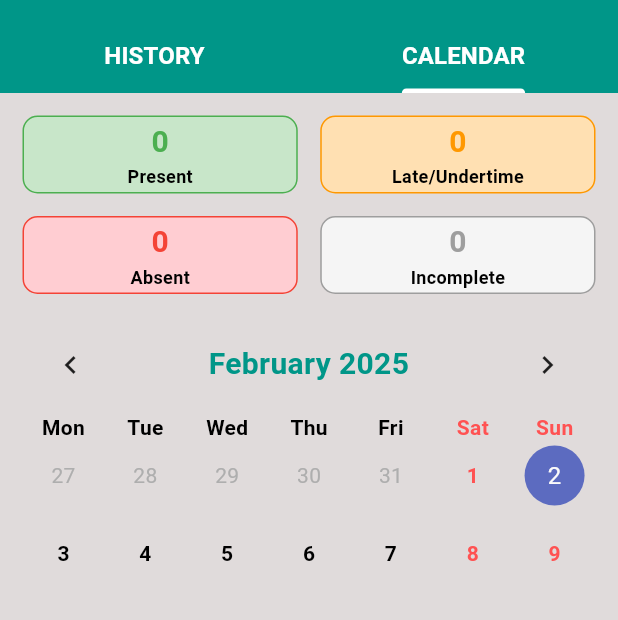
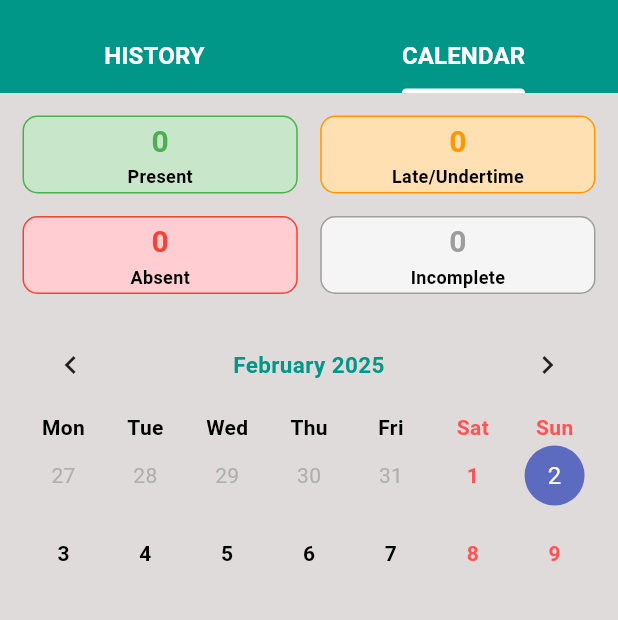
Before and after one commit to arjaymangubat1104/FlutterHRPortal, a Flutter app: the AttendancePage screen opened directly with empty values, tab 2 chosen, on a phone screen of 412 x 824 dp, the part 63-683 px from its top. Run offline on Flutter 3.47's test engine with Material 3 defaults, Android fonts, the phone set to English and light mode, and no system bars; drawn by our look-alikes of table_calendar; our stand-ins replace cloud_firestore, firebase_auth, firebase_core, loading_indicator; missing offline and left inert: timeline_list; accounts and stored records are empty.

```diff
--- a/lib/views/button_page/attendance_page.dart
+++ b/lib/views/button_page/attendance_page.dart
@@ -5,6 +5,7 @@ import 'package:flutter_attendance_system/widgets/attendance_counter_tile.dart';
 import 'package:flutter_attendance_system/widgets/calendar_tile.dart';
 import 'package:flutter_attendance_system/viewmodel/attendance_view_model.dart';
 import 'package:flutter_attendance_system/viewmodel/time_date_view_model.dart';
+import 'package:flutter_attendance_system/widgets/loading_indicator.dart';
 import 'package:provider/provider.dart';
 import 'package:intl/intl.dart';
 
@@ -135,13 +136,17 @@ class _AttendancePageState extends State<AttendancePage>
     return Scaffold(
       appBar: AppBar(
         backgroundColor: themeViewModel.currentTheme.themeColor,
-          iconTheme:
-              IconThemeData(color: themeViewModel.currentTheme.boxTextColor),
+        iconTheme: IconThemeData(
+          color: themeViewModel.currentTheme.boxTextColor,
+        ),
         title: Center(
           child: Text(
             'Attendance',
-            style: TextStyle(color: Colors.white),
-          )),
+            style: TextStyle(
+              color: Colors.white,
+            ),
+          ),
+        ),
         bottom: TabBar(
           controller: _tabController,
           tabs: [
@@ -156,15 +161,13 @@ class _AttendancePageState extends State<AttendancePage>
             fontSize: 16,
             fontWeight: FontWeight.bold,
           ),
-            // onTap: (index) async {
-            //   _updateAttendaceListByYearAndMonth();
-            //     attendanceListByYearAndMonth = await widget.attendanceViewModel
-            //         .fetchAllUserAttendanceByYearAndMonth(
-            //             year: today.year, month: today.month);
-            // },
         ),
       ),
-        body: TabBarView(controller: _tabController, children: [
+      body: TabBarView(
+        controller: _tabController,
+        children: [
+          Stack(
+            children: [
               Container(
                 color: themeViewModel.currentTheme.pageBackgroundColor,
                 child: Column(
@@ -179,15 +182,18 @@ class _AttendancePageState extends State<AttendancePage>
                               date: widget.timeDateViewModel.formatDateString(
                                 attendanceListByYearAndMonth[index]
                                     .attendanceDate
-                                  .toString()),
-                          attendanceStatus: attendanceListByYearAndMonth[index]
+                                    .toString(),
+                              ),
+                              attendanceStatus:
+                                  attendanceListByYearAndMonth[index]
                                       .attendanceStatus
                                       .toString(),
-                          dropDownDate: widget.timeDateViewModel
-                              .formatDateString(
+                              dropDownDate:
+                                  widget.timeDateViewModel.formatDateString(
                                 attendanceListByYearAndMonth[index]
                                     .attendanceDate
-                                      .toString()),
+                                    .toString(),
+                              ),
                               timeIn: widget.timeDateViewModel
                                   .convertTimeto12hrFormat(
                                       attendanceListByYearAndMonth[index]
@@ -201,14 +207,14 @@ class _AttendancePageState extends State<AttendancePage>
                               status: attendanceListByYearAndMonth[index]
                                   .attendanceStatus
                                   .toString(),
-                          totalTime:
-                              attendanceListByYearAndMonth[index].totalTime ??
+                              totalTime: attendanceListByYearAndMonth[index]
+                                      .totalTime ??
                                   '',
-                          lateTime:
-                              attendanceListByYearAndMonth[index].lateTime ??
+                              lateTime: attendanceListByYearAndMonth[index]
+                                      .lateTime ??
                                   '',
-                          underTime:
-                              attendanceListByYearAndMonth[index].underTime ??
+                              underTime: attendanceListByYearAndMonth[index]
+                                      .underTime ??
                                   '',
                             );
                           },
@@ -217,6 +223,20 @@ class _AttendancePageState extends State<AttendancePage>
                     ),
                   ],
                 ),
+              ),
+              if (_showSpinner)
+                ModalBarrier(
+                  color: Colors.black.withOpacity(0.5),
+                  dismissible: false,
+                ),
+              if (_showSpinner)
+                Dialog.fullscreen(
+                  backgroundColor: Colors.black.withOpacity(0.5),
+                  child: Center(
+                    child: CustomLoadingIndicator(),
+                  ),
+                ),
+            ],
           ),
           Container(
             color: themeViewModel.currentTheme.pageBackgroundColor,
@@ -273,9 +293,11 @@ class _AttendancePageState extends State<AttendancePage>
                   CalendarTile(
                     events: widget.attendanceViewModel.getEventsForDay(context),
                     onDaySelectedCallback: (DateTime day) async {
-                      setState(() {
+                      setState(
+                        () {
                           selectedDay = day;
-                      });
+                        },
+                      );
                     },
                   ),
                   Padding(
@@ -287,7 +309,8 @@ class _AttendancePageState extends State<AttendancePage>
                           style: TextStyle(
                             fontSize: 15,
                             fontWeight: FontWeight.bold,
-                              color: themeViewModel.currentTheme.textColor),
+                            color: themeViewModel.currentTheme.textColor,
+                          ),
                         ),
                       ],
                     ),
@@ -310,27 +333,30 @@ class _AttendancePageState extends State<AttendancePage>
                                     fontSize: 15,
                                     fontWeight: FontWeight.bold,
                                     color: themeViewModel
-                                          .currentTheme.boxTextColor),
+                                        .currentTheme.boxTextColor,
+                                  ),
                                 ),
                                 const SizedBox(width: 10),
                                 Text(
-                                    widget.attendanceViewModel
-                                                .getAttendanceIndex(
+                                  widget.attendanceViewModel.getAttendanceIndex(
                                               selectedDay) ==
                                           -1
                                       ? ''
-                                        : DateFormat('EEEE, d MMMM yyyy')
-                                            .format(DateTime.parse(widget
+                                      : DateFormat('EEEE, d MMMM yyyy').format(
+                                          DateTime.parse(widget
                                               .attendanceViewModel
                                               .activityAttendanceListCalendar[
-                                                    widget.attendanceViewModel
+                                                  widget
+                                                      .attendanceViewModel
                                                       .getAttendanceIndex(
                                                           selectedDay)]
                                               .attendanceDate!)),
                                   style: TextStyle(
                                     fontSize: 15,
                                     color: themeViewModel
-                                            .currentTheme.boxTextColor))
+                                        .currentTheme.boxTextColor,
+                                  ),
+                                )
                               ],
                             ),
                             Row(
@@ -342,28 +368,33 @@ class _AttendancePageState extends State<AttendancePage>
                                     fontSize: 15,
                                     fontWeight: FontWeight.bold,
                                     color: themeViewModel
-                                          .currentTheme.boxTextColor),
+                                        .currentTheme.boxTextColor,
+                                  ),
                                 ),
                                 const SizedBox(width: 10),
                                 Text(
-                                    widget.attendanceViewModel
-                                                .getAttendanceIndex(
+                                  widget.attendanceViewModel.getAttendanceIndex(
                                               selectedDay) ==
                                           -1
                                       ? ''
                                       : timeDateViewModel
-                                            .convertTimeto12hrFormat(widget
+                                          .convertTimeto12hrFormat(
+                                          widget
                                               .attendanceViewModel
                                               .activityAttendanceListCalendar[
-                                                    widget.attendanceViewModel
+                                                  widget
+                                                      .attendanceViewModel
                                                       .getAttendanceIndex(
                                                           selectedDay)]
                                               .timeIn
-                                                .toString()),
+                                              .toString(),
+                                        ),
                                   style: TextStyle(
                                     fontSize: 15,
                                     color: themeViewModel
-                                            .currentTheme.boxTextColor))
+                                        .currentTheme.boxTextColor,
+                                  ),
+                                ),
                               ],
                             ),
                             Row(
@@ -379,24 +410,28 @@ class _AttendancePageState extends State<AttendancePage>
                                 ),
                                 const SizedBox(width: 10),
                                 Text(
-                                    widget.attendanceViewModel
-                                                .getAttendanceIndex(
+                                  widget.attendanceViewModel.getAttendanceIndex(
                                               selectedDay) ==
                                           -1
                                       ? ''
                                       : timeDateViewModel
-                                            .convertTimeto12hrFormat(widget
+                                          .convertTimeto12hrFormat(
+                                          widget
                                               .attendanceViewModel
                                               .activityAttendanceListCalendar[
-                                                    widget.attendanceViewModel
+                                                  widget
+                                                      .attendanceViewModel
                                                       .getAttendanceIndex(
                                                           selectedDay)]
                                               .timeOut
-                                                .toString()),
+                                              .toString(),
+                                        ),
                                   style: TextStyle(
                                     fontSize: 15,
                                     color: themeViewModel
-                                            .currentTheme.boxTextColor))
+                                        .currentTheme.boxTextColor,
+                                  ),
+                                ),
                               ],
                             ),
                           ],
@@ -408,6 +443,8 @@ class _AttendancePageState extends State<AttendancePage>
               ),
             ),
           )
-        ]));
+        ],
+      ),
+    );
   }
 }
--- a/lib/widgets/calendar_tile.dart
+++ b/lib/widgets/calendar_tile.dart
@@ -56,7 +56,7 @@ class _CalendarTileState extends State<CalendarTile> {
         child: TableCalendar(
           headerStyle: HeaderStyle(
             titleTextStyle: TextStyle(
-              fontSize: 20,
+              fontSize: 15,
               fontWeight: FontWeight.bold,
               color: themeViewModel.currentTheme.themeColor
 
--- a/pubspec.yaml
+++ b/pubspec.yaml
@@ -37,8 +37,6 @@ dependencies:
   intl: ^0.19.0
   loading_indicator: ^3.1.1
   # local_session_timeout:
-  date_picker_timeline: ^1.2.6
-  animated_analog_clock: ^0.1.0
   table_calendar: ^3.1.3
   timeline_list: ^0.1.0
 
```
Also changed, not shown: lib/views/home_page.dart (+47 -29 lines), lib/views/profile_page.dart (+4 -28 lines), pubspec.lock. Lines whose indentation alone changed are shown as unchanged.
